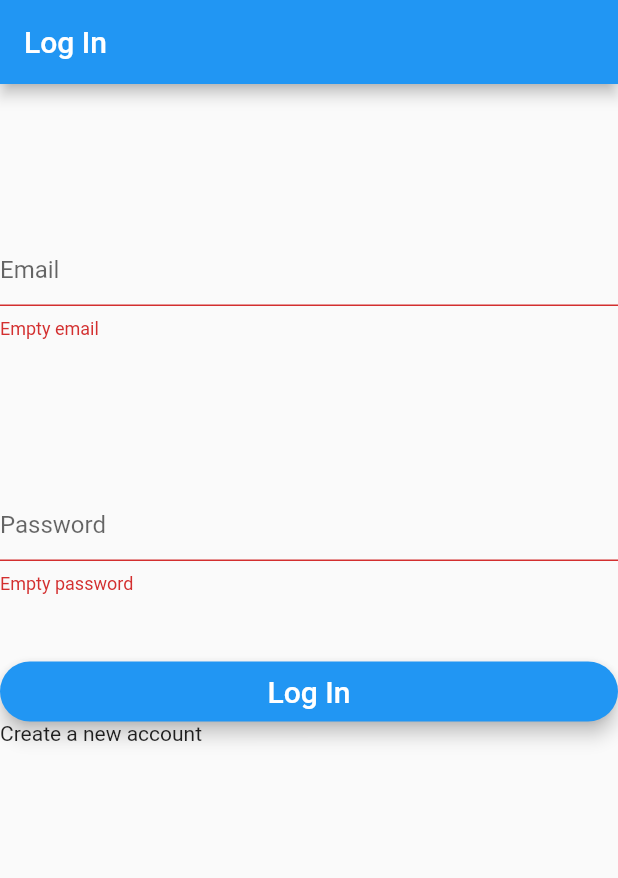
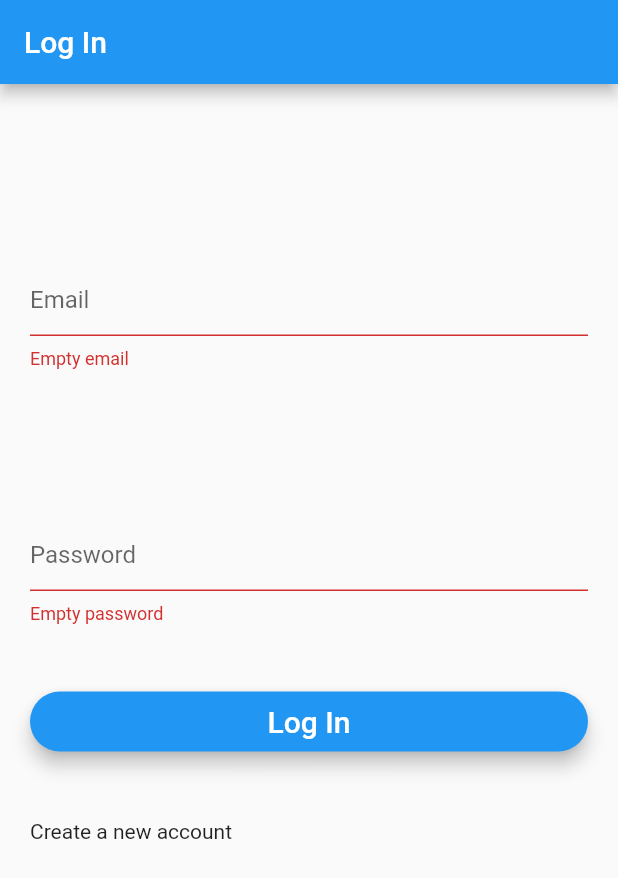
Before and after one commit to dpalencia/EasyEats, a Flutter app: the screen it shows after launch, after a tap on "Log In", on a phone screen of 412 x 824 dp. Shown: the top 878 px of the screen. Run offline on Flutter 3.47's test engine with Material 2 defaults, Android fonts, the phone set to English and light mode, and no system bars; our stand-ins replace cloud_firestore, firebase_auth; accounts and stored records are empty.

Commit message:
Login Cleanup and Drawer Menu

```diff
--- a/Source Code/lib/screens/LoginScreen.dart
+++ b/Source Code/lib/screens/LoginScreen.dart
@@ -1,27 +1,25 @@
 import 'package:cloud_firestore/cloud_firestore.dart';
 import 'package:flutter/material.dart';
 import 'package:firebase_auth/firebase_auth.dart';
+import 'package:odysseusrecipes/functions/accountHelpers.dart';
+import 'package:odysseusrecipes/functions/UIHelpers.dart';
 
+import 'Root.dart';
 // https://medium.com/flutterpub/flutter-how-to-do-user-login-with-firebase-a6af760b14d5
 
 class LoginScreen extends StatefulWidget {
-  final FirebaseAuth _auth;
-
-  final loginCallBack;
-
-  LoginScreen(this._auth, this.loginCallBack);
-
+  final FirebaseAuth _auth; // Pass down the _auth object.
+  LoginScreen(this._auth);
   @override
-  State<StatefulWidget> createState() => _LoginScreenState(this._auth);
+  State<StatefulWidget> createState() => LoginScreenState(this._auth);
 }
 
-class _LoginScreenState extends State<LoginScreen> {
-  final FirebaseAuth _auth;
-  _LoginScreenState(this._auth);
-
-  String _email;
-  String _password;
-  bool _register = false;
+class LoginScreenState extends State<LoginScreen> {
+  final FirebaseAuth _auth; // Pass down the _auth object.
+  LoginScreenState(this._auth);
+  String _email; // User email. Maintained by state,
+  String _password; // User password. Maintained by state.
+  bool _register = false; // Keep track of whether to statefully show the log in or register screen
 
   final _formKey = GlobalKey<FormState>();
   final myController = TextEditingController();
@@ -45,6 +43,7 @@ class _LoginScreenState extends State<LoginScreen> {
 
   Widget showRegisterForm() {
     return Container(
+      margin: const EdgeInsets.all(20.0),
       child: Form(
         key: _formKey, // Why do we need a key here?
         // Pretty sure this is so the state of the
@@ -63,7 +62,7 @@ class _LoginScreenState extends State<LoginScreen> {
 
     Widget registerButton() {
     return Padding(
-        padding: EdgeInsets.fromLTRB(0.0, 45.0, 0.0, 0.0),
+        padding: EdgeInsets.fromLTRB(0.0, 45.0, 0.0, 45.0),
         child: SizedBox(
           height: 40.0,
           child: RaisedButton(
@@ -80,6 +79,7 @@ class _LoginScreenState extends State<LoginScreen> {
   }
 
 
+
   Widget returnToLogin() {
     return InkWell(
       onTap: () {
@@ -92,26 +92,7 @@ class _LoginScreenState extends State<LoginScreen> {
     );
   }
 
-  Widget showLoginForm(BuildContext context) {
-    return Container(
-      child: Form(
-        key: _formKey, // Why do we need a key here?
-        // Pretty sure this is so the state of the
-        // form is preserved every time this widget is built.
-        child: ListView(
-          children: <Widget>[
-            emailInput(),
-            passwordInput(),
-            loginButton(),
-            newUser(context)
-          ]
-        )
-      )
-    );
-  }
-
-
-  Widget newUser(BuildContext context) {
+  Widget newUser() {
     return InkWell(
       onTap: () {
         this.setState(() {
@@ -122,6 +103,26 @@ class _LoginScreenState extends State<LoginScreen> {
       child: Text("Create a new account")
     );
   }
+
+  Widget showLoginForm(BuildContext context) {
+    return Container(
+      margin: const EdgeInsets.all(20.0),
+      child: Form(
+        key: _formKey, // Why do we need a key here?
+        // This is so the state of the
+        // form is preserved every time this widget is built.
+        child: ListView(
+          children: <Widget>[
+            emailInput(),
+            passwordInput(),
+            loginButton(context),
+            newUser()
+          ]
+        )
+      )
+    );
+  }
+
 
   Widget emailInput() {
     return Padding(
@@ -155,9 +156,9 @@ class _LoginScreenState extends State<LoginScreen> {
     );
   }
 
-  Widget loginButton() {
+  Widget loginButton(BuildContext context) {
     return Padding(
-        padding: EdgeInsets.fromLTRB(0.0, 45.0, 0.0, 0.0),
+        padding: EdgeInsets.fromLTRB(0.0, 45.0, 0.0, 45.0),
         child: SizedBox(
           height: 40.0,
           child: RaisedButton(
@@ -168,18 +169,21 @@ class _LoginScreenState extends State<LoginScreen> {
             child: Text(
                 "Log In",
                 style: TextStyle(fontSize: 20.0, color: Colors.white)),
-            onPressed: validate,
+            onPressed: () {
+              validate(context);
+            }),
           ),
-        ));
+        );
   }
 
-  void validate() async {
-    if(_formKey.currentState.validate() == false) {
+  void validate(BuildContext context) async {
+    if(_formKey.currentState.validate() == false) { // Validate the fields
       return;
     }
-    _formKey.currentState.save();
-    _auth.signInWithEmailAndPassword(email: _email, password: _password);
-    widget.loginCallBack();
+    _formKey.currentState.save(); // Save the fields
+    // API Log in
+    login(context.findAncestorStateOfType<RootState>(), _email, _password);
+
   }
 
   void createAnAccount() async {
```
Also changed, not shown: Source Code/lib/functions/UIHelpers.dart (added, +36 -0 lines), Source Code/lib/functions/accountHelpers.dart (added, +14 -0 lines), Source Code/lib/main.dart (+0 -97 lines), Source Code/lib/screens/Home.dart (+17 -3 lines), Source Code/lib/screens/Root.dart (+20 -9 lines).
